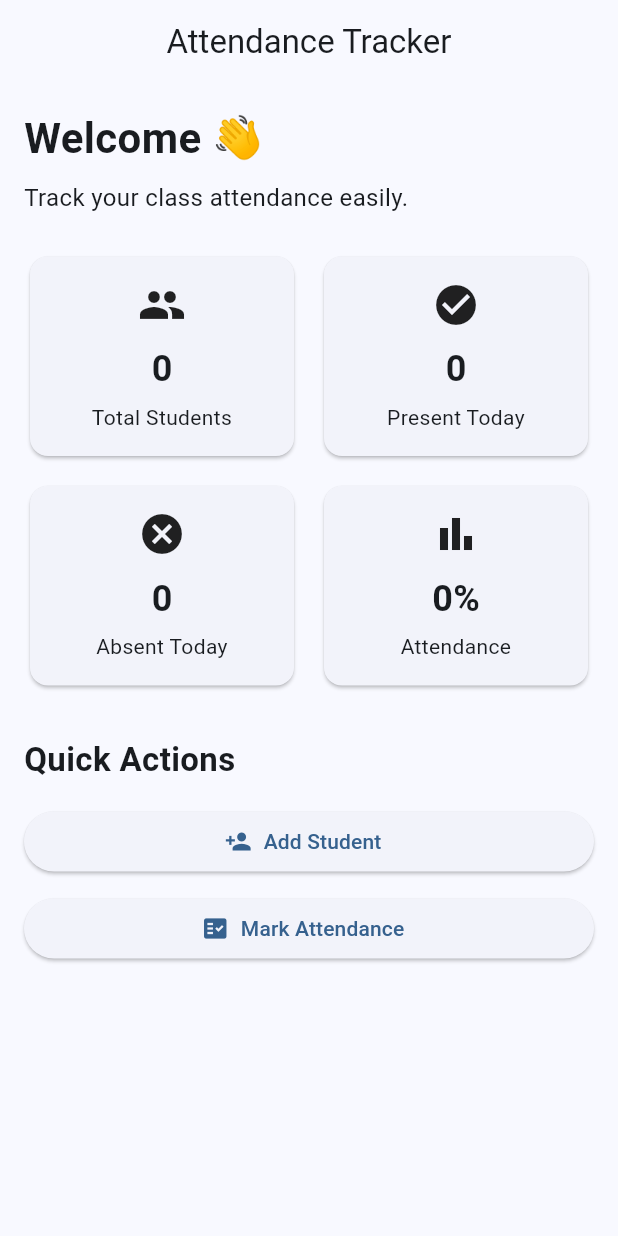
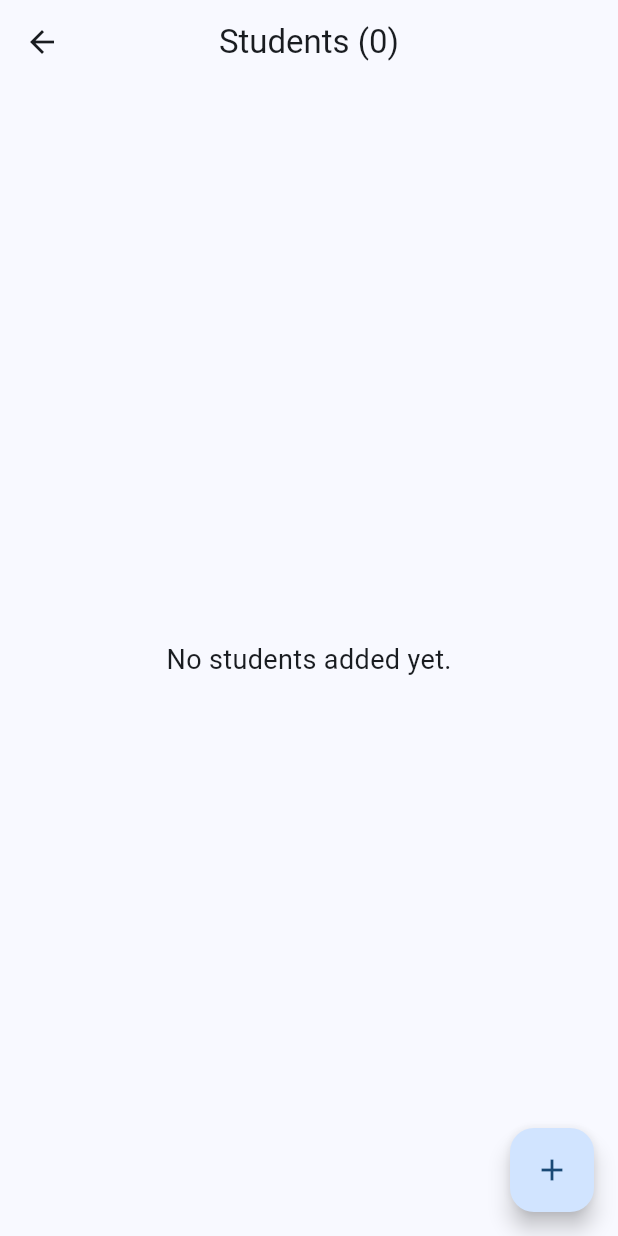
Before and after one commit to harshithpenmetsa/student-attendance-tracker, a Flutter app: the screen it shows after launch, after a tap on "Add Student", on a phone screen of 412 x 824 dp. Run offline on Flutter 3.47's test engine with Material 3 defaults, Android fonts, the phone set to English and light mode, and no system bars.

Commit message:
Day 2: Add student management functionality

```diff
--- a/lib/screens/home_screen.dart
+++ b/lib/screens/home_screen.dart
@@ -1,5 +1,6 @@
 import 'package:flutter/material.dart';
 import '../widgets/attendance_card.dart';
+import 'student_list_screen.dart';
 
 class HomeScreen extends StatelessWidget {
   const HomeScreen({super.key});
@@ -90,7 +91,14 @@ class HomeScreen extends StatelessWidget {
             SizedBox(
               width: double.infinity,
               child: ElevatedButton.icon(
-                onPressed: () {},
+                onPressed: () {
+                  Navigator.push(
+                    context,
+                    MaterialPageRoute(
+                      builder: (context) => const StudentListScreen(),
+                    ),
+                  );
+                },
                 icon: const Icon(Icons.person_add),
                 label: const Text('Add Student'),
               ),
--- /dev/null
+++ b/lib/screens/student_list_screen.dart
@@ -0,0 +1,73 @@
+import 'package:flutter/material.dart';
+import '../models/student.dart';
+import 'add_student_screen.dart';
+
+class StudentListScreen extends StatefulWidget {
+  const StudentListScreen({super.key});
+
+  @override
+  State<StudentListScreen> createState() => _StudentListScreenState();
+}
+
+class _StudentListScreenState extends State<StudentListScreen> {
+  final List<Student> students = [];
+
+  Future<void> openAddStudentScreen() async {
+    final Student? newStudent = await Navigator.push<Student>(
+      context,
+      MaterialPageRoute(builder: (context) => const AddStudentScreen()),
+    );
+
+    if (newStudent != null) {
+      setState(() {
+        students.add(newStudent);
+      });
+    }
+  }
+
+  @override
+  Widget build(BuildContext context) {
+    return Scaffold(
+      appBar: AppBar(
+        title: Text('Students (${students.length})'),
+        centerTitle: true,
+      ),
+
+      body: students.isEmpty
+          ? const Center(
+              child: Text(
+                'No students added yet.',
+                style: TextStyle(fontSize: 18),
+              ),
+            )
+          : ListView.builder(
+              padding: const EdgeInsets.all(16),
+              itemCount: students.length,
+              itemBuilder: (context, index) {
+                final student = students[index];
+
+                return Card(
+                  margin: const EdgeInsets.only(bottom: 12),
+                  child: ListTile(
+                    leading: CircleAvatar(child: Text('${index + 1}')),
+
+                    title: Text(
+                      student.name,
+                      style: const TextStyle(fontWeight: FontWeight.bold),
+                    ),
+
+                    subtitle: Text('Roll Number: ${student.rollNumber}'),
+
+                    trailing: const Icon(Icons.arrow_forward_ios, size: 18),
+                  ),
+                );
+              },
+            ),
+
+      floatingActionButton: FloatingActionButton(
+        onPressed: openAddStudentScreen,
+        child: const Icon(Icons.add),
+      ),
+    );
+  }
+}
```
Also changed, not shown: lib/screens/add_student_screen.dart (added, +100 -0 lines).
